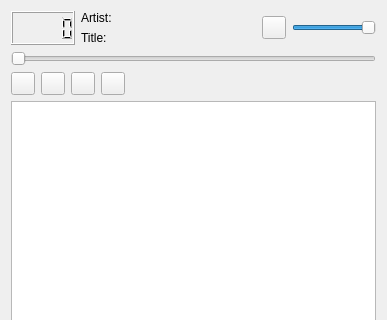
First picture: the form in src/qompmainwin.ui, repository qomp/qomp, before the edit; both pictures show x 0 to 387 and y 0 to 320 of the 387 by 612 pixel window.
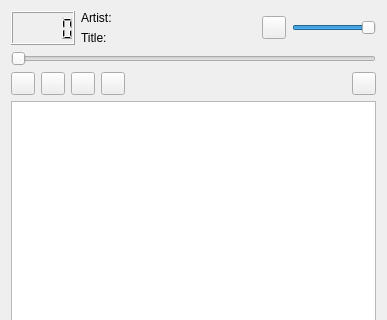
Second picture: the form after the edit. Icons and pictures are not drawn. Custom widgets are drawn as their Qt base class.

Diff of the .ui file:
```diff
--- a/src/qompmainwin.ui
+++ b/src/qompmainwin.ui
@@ -201,6 +201,19 @@
         </property>
        </spacer>
       </item>
+      <item>
+       <widget class="QToolButton" name="tb_repeatAll">
+        <property name="toolTip">
+         <string>Repeat All</string>
+        </property>
+        <property name="text">
+         <string/>
+        </property>
+        <property name="checkable">
+         <bool>true</bool>
+        </property>
+       </widget>
+      </item>
      </layout>
     </item>
     <item>
```
